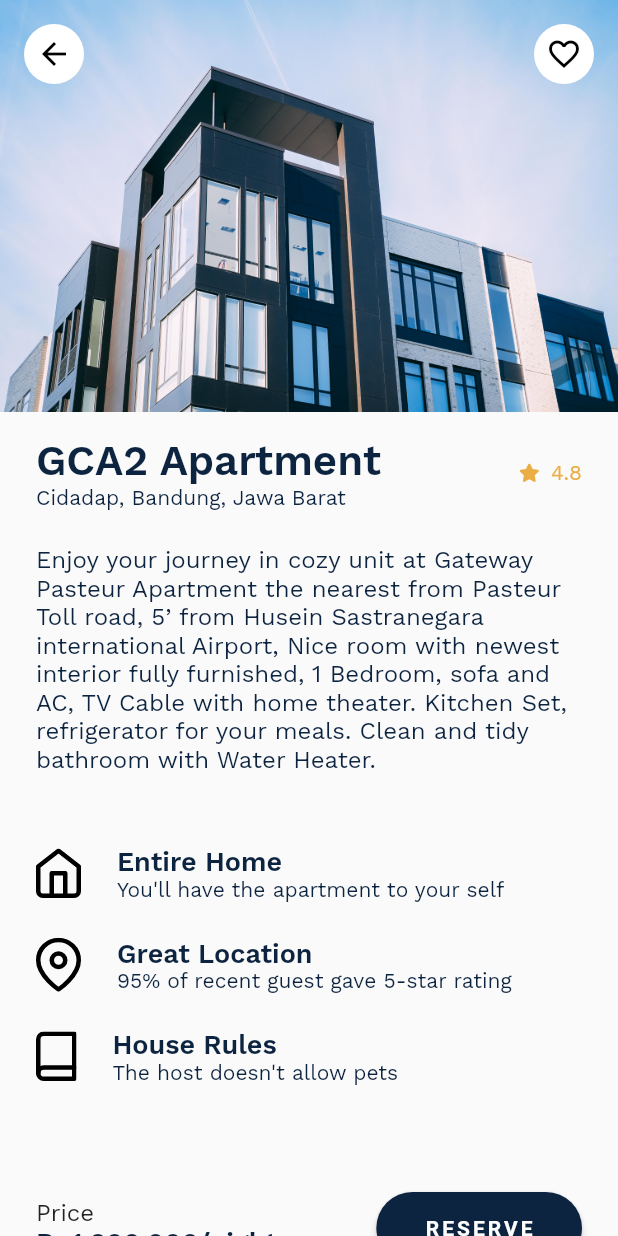
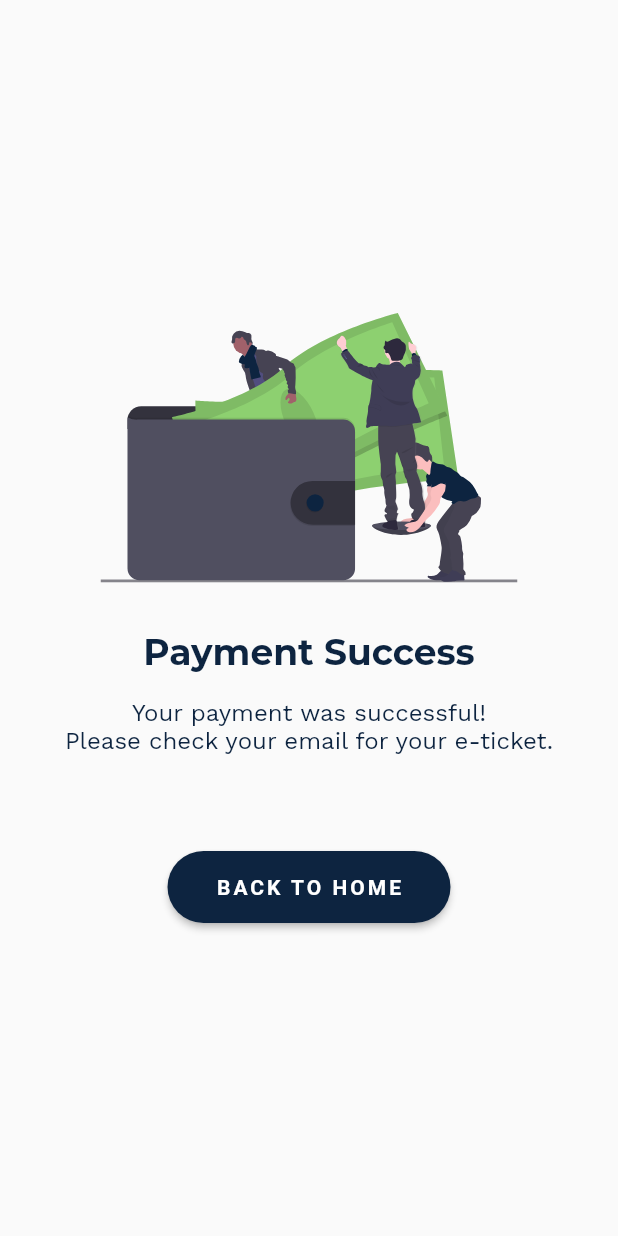
Before and after one commit to fikriyusrihan/Find_Hotel, a Flutter app: the DetailScreen screen opened directly, after a tap on "RESERVE", on a phone screen of 412 x 824 dp. Run offline on Flutter 3.47's test engine with Material 2 defaults, Android fonts, the phone set to English and light mode, and no system bars; our stand-ins replace flutter_svg.

Commit message:
Payment Success Screen📱

```diff
--- a/lib/detail-screen.dart
+++ b/lib/detail-screen.dart
@@ -1,3 +1,4 @@
+import 'package:airbnb/payment-success.dart';
 import 'package:airbnb/template/fonts-template.dart';
 import 'package:flutter/cupertino.dart';
 import 'package:flutter/material.dart';
@@ -171,7 +172,11 @@ class DetailScreen extends StatelessWidget {
                 ),
                 ElevatedButton(
                   child: Text("RESERVE"),
-                  onPressed: () {},
+                  onPressed: () {
+                    Navigator.push(context, MaterialPageRoute(builder: (context) {
+                      return PaymentSuccess();
+                    }));
+                  },
                   style: buttonStyle,
                 ),
               ],
--- /dev/null
+++ b/lib/payment-success.dart
@@ -0,0 +1,50 @@
+import 'package:flutter/widgets.dart';
+import 'package:airbnb/main-screen.dart';
+import 'package:flutter/material.dart';
+import 'package:flutter_svg/flutter_svg.dart';
+import 'package:airbnb/template/fonts-template.dart';
+
+class PaymentSuccess extends StatelessWidget {
+  @override
+  Widget build(BuildContext context) {
+    return Scaffold(
+      body: Center(
+        child: Column(
+          mainAxisAlignment: MainAxisAlignment.center,
+          crossAxisAlignment: CrossAxisAlignment.center,
+          children: [
+            Container(
+              child: SvgPicture.asset('images/wallet-illustration.svg'),
+              margin: EdgeInsets.only(bottom: 32),
+            ),
+            Container(
+              child: Text(
+                "Payment Success",
+                style: mainTitle,
+              ),
+              margin: EdgeInsets.only(bottom: 16),
+            ),
+            Container(
+              child: Text(
+                "Your payment was successful!\nPlease check your email for your e-ticket.",
+                style: detailDescription,
+                textAlign: TextAlign.center,
+              ),
+              margin: EdgeInsets.only(bottom: 64),
+            ),
+            ElevatedButton(
+              child: Text("BACK TO HOME"),
+              style: buttonStyle,
+              onPressed: () {
+                Navigator.pushAndRemoveUntil(
+                    context,
+                    MaterialPageRoute(builder: (context) => MainScreen()),
+                    ModalRoute.withName('/'));
+              },
+            )
+          ],
+        ),
+      ),
+    );
+  }
+}
```
Also changed, not shown: images/dago_suite.jpg, images/galeri_ciumbuleuit.jpg, images/gca2_apartment.jpg, images/grand_parahyangan.jpg, images/lagrandemerdeka.jpg, images/wallet-illustration.svg (added).
